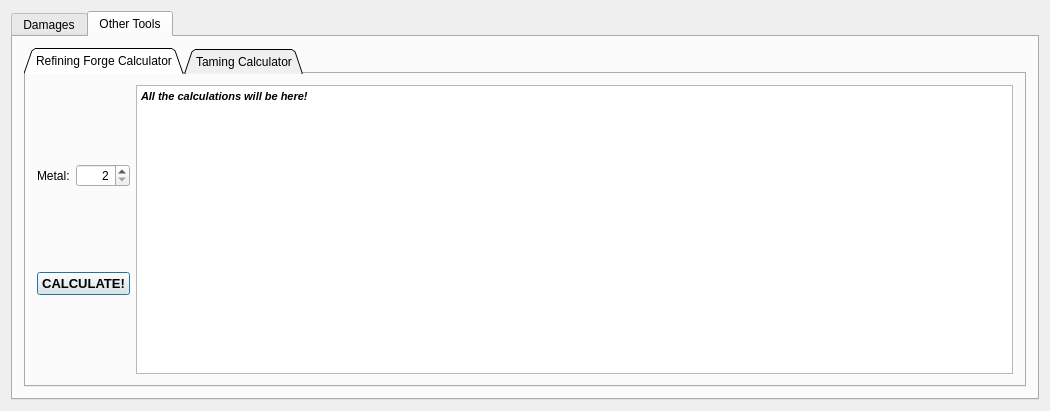
The window that mainwindow.ui (mattearly/ARK-Survial-Evolved-damage-calculator) describes before a commit, drawn with Qt 5.
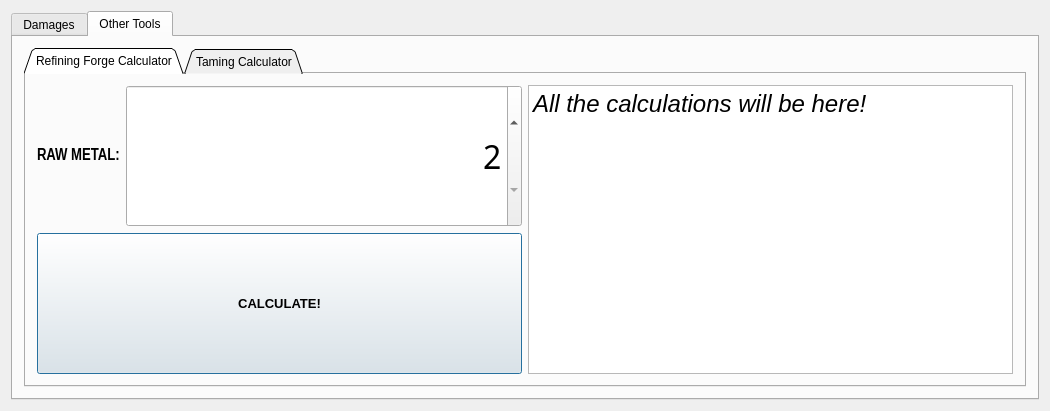
The same window after the commit. The open tabs and pages were chosen to show the change.

Commit message: working on refining forge calc

The edit to the form file:
```diff
--- a/mainwindow.ui
+++ b/mainwindow.ui
@@ -1687,6 +1687,8 @@
            <attribute name="title">
             <string>Refining Forge Calculator</string>
            </attribute>
+           <layout class="QHBoxLayout" name="horizontalLayout_13">
+            <item>
            <layout class="QHBoxLayout" name="horizontalLayout_12">
             <item>
              <layout class="QVBoxLayout" name="verticalLayout_17">
@@ -1694,13 +1696,39 @@
                <layout class="QHBoxLayout" name="horizontalLayout_11">
                 <item>
                  <widget class="QLabel" name="label_metal">
+                    <property name="sizePolicy">
+                     <sizepolicy hsizetype="Maximum" vsizetype="Maximum">
+                      <horstretch>0</horstretch>
+                      <verstretch>0</verstretch>
+                     </sizepolicy>
+                    </property>
+                    <property name="font">
+                     <font>
+                      <family>Arial Narrow</family>
+                      <pointsize>12</pointsize>
+                      <weight>75</weight>
+                      <bold>true</bold>
+                     </font>
+                    </property>
                   <property name="text">
-                   <string>Metal:</string>
+                     <string>RAW METAL:</string>
                   </property>
                  </widget>
                 </item>
                 <item>
                  <widget class="QSpinBox" name="spinBox_metal">
+                    <property name="sizePolicy">
+                     <sizepolicy hsizetype="Minimum" vsizetype="Minimum">
+                      <horstretch>0</horstretch>
+                      <verstretch>0</verstretch>
+                     </sizepolicy>
+                    </property>
+                    <property name="font">
+                     <font>
+                      <family>Impact</family>
+                      <pointsize>24</pointsize>
+                     </font>
+                    </property>
                   <property name="layoutDirection">
                    <enum>Qt::LeftToRight</enum>
                   </property>
@@ -1719,6 +1747,12 @@
               </item>
               <item>
                <widget class="QPushButton" name="pushButton_forgecalc">
+                  <property name="sizePolicy">
+                   <sizepolicy hsizetype="Minimum" vsizetype="Minimum">
+                    <horstretch>0</horstretch>
+                    <verstretch>0</verstretch>
+                   </sizepolicy>
+                  </property>
                 <property name="font">
                  <font>
                   <pointsize>10</pointsize>
@@ -1747,14 +1781,22 @@
             </item>
             <item>
              <widget class="QTextBrowser" name="textBrowser_forgeResults">
+                <property name="sizePolicy">
+                 <sizepolicy hsizetype="Minimum" vsizetype="Minimum">
+                  <horstretch>0</horstretch>
+                  <verstretch>0</verstretch>
+                 </sizepolicy>
+                </property>
               <property name="html">
                <string>&lt;!DOCTYPE HTML PUBLIC &quot;-//W3C//DTD HTML 4.0//EN&quot; &quot;http://www.w3.org/TR/REC-html40/strict.dtd&quot;&gt;
 &lt;html&gt;&lt;head&gt;&lt;meta name=&quot;qrichtext&quot; content=&quot;1&quot; /&gt;&lt;style type=&quot;text/css&quot;&gt;
 p, li { white-space: pre-wrap; }
 &lt;/style&gt;&lt;/head&gt;&lt;body style=&quot; font-family:'MS Shell Dlg 2'; font-size:8.25pt; font-weight:400; font-style:normal;&quot;&gt;
-&lt;p style=&quot; margin-top:0px; margin-bottom:0px; margin-left:0px; margin-right:0px; -qt-block-indent:0; text-indent:0px;&quot;&gt;&lt;span style=&quot; font-weight:600; font-style:italic;&quot;&gt;All the calculations will be here!&lt;/span&gt;&lt;/p&gt;&lt;/body&gt;&lt;/html&gt;</string>
-              </property>
-             </widget>
+&lt;p style=&quot; margin-top:0px; margin-bottom:0px; margin-left:0px; margin-right:0px; -qt-block-indent:0; text-indent:0px;&quot;&gt;&lt;span style=&quot; font-size:18pt; font-style:italic;&quot;&gt;All the calculations will be here!&lt;/span&gt;&lt;/p&gt;&lt;/body&gt;&lt;/html&gt;</string>
+                </property>
+               </widget>
+              </item>
+             </layout>
             </item>
            </layout>
           </widget>
```
Left out of the diff: 2 changed lines with no effect on the pictures. Lines whose indentation alone changed are shown as unchanged. The commit also changes 2 other files.
